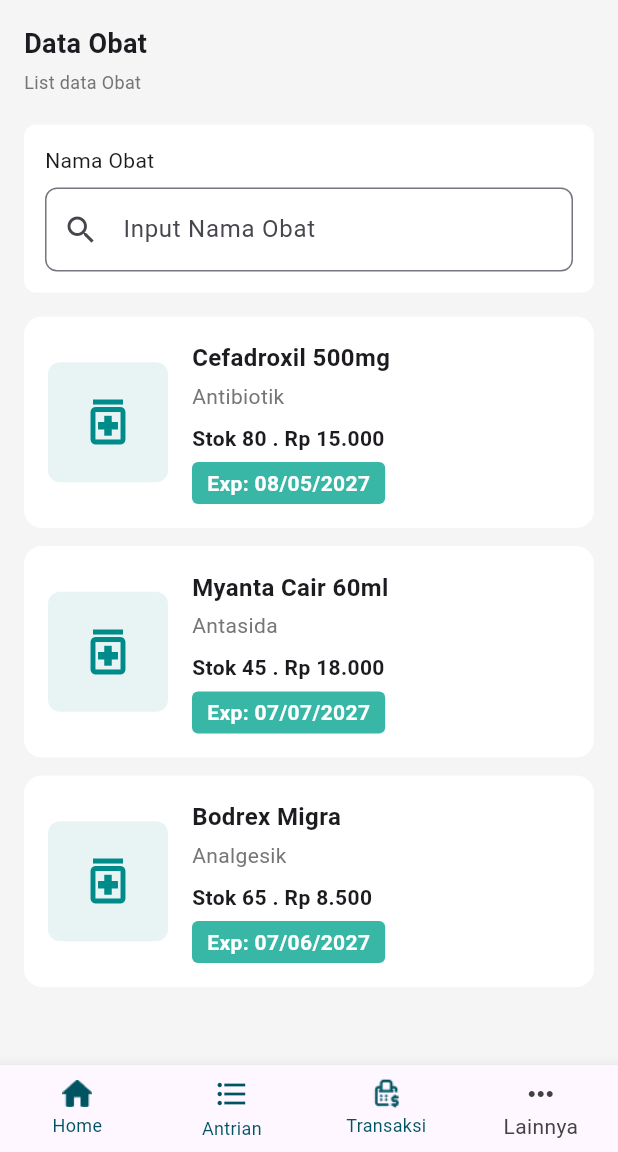
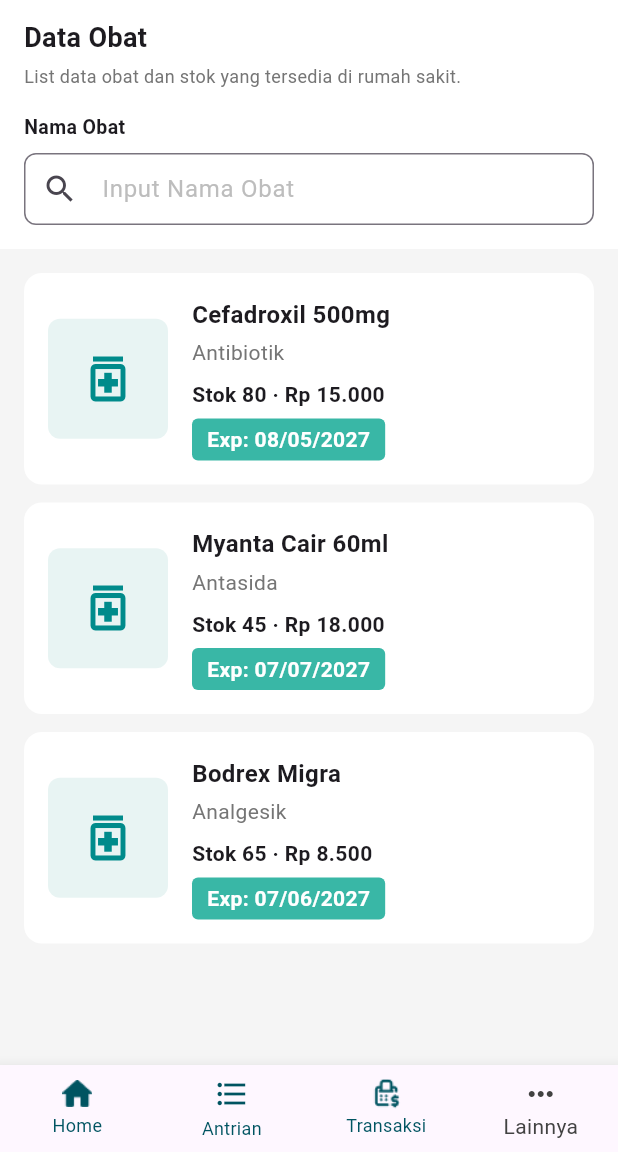
Before and after one commit to Aqiilah600/sistem_kasir_rs, a Flutter app: the DataObatView screen opened directly, on a phone screen of 412 x 824 dp, the part 84-1236 px from its top. Run offline on Flutter 3.47's test engine with Material 3 defaults, Android fonts, the phone set to English and light mode, and no system bars; our stand-ins replace fl_chart.

Commit message:
update data layanan & data obat

```diff
--- /dev/null
+++ b/lib/models/obat_model.dart
@@ -0,0 +1,70 @@
+// Lokasi: lib/models/obat_model.dart
+
+class Obat {
+  final int idObat;
+  final String nama;
+  final String jenis;
+  final int stok;
+  final double harga;
+  final String exp; // format: dd/MM/yyyy
+
+  Obat({
+    required this.idObat,
+    required this.nama,
+    required this.jenis,
+    required this.stok,
+    required this.harga,
+    required this.exp,
+  });
+
+  factory Obat.fromJson(Map<String, dynamic> json) {
+    return Obat(
+      idObat: json['id_obat'] as int,
+      nama: json['nama'] as String,
+      jenis: json['jenis'] as String,
+      stok: (json['stok'] as num).toInt(),
+      harga: (json['harga'] as num).toDouble(),
+      exp: json['exp'] as String,
+    );
+  }
+
+  Map<String, dynamic> toJson() => {
+    'id_obat': idObat,
+    'nama': nama,
+    'jenis': jenis,
+    'stok': stok,
+    'harga': harga,
+    'exp': exp,
+  };
+}
+
+// ============================================================
+// DUMMY DATA — Ganti dengan ObatService.getAllObat() saat API
+// tersedia.
+// ============================================================
+final List<Obat> dummyObat = [
+  Obat(
+    idObat: 1,
+    nama: 'Cefadroxil 500mg',
+    jenis: 'Antibiotik',
+    stok: 80,
+    harga: 15000,
+    exp: '08/05/2027',
+  ),
+  Obat(
+    idObat: 2,
+    nama: 'Myanta Cair 60ml',
+    jenis: 'Antasida',
+    stok: 45,
+    harga: 18000,
+    exp: '07/07/2027',
+  ),
+  Obat(
+    idObat: 3,
+    nama: 'Bodrex Migra',
+    jenis: 'Analgesik',
+    stok: 65,
+    harga: 8500,
+    exp: '07/06/2027',
+  ),
+];
--- a/lib/views/kasir/data_layanan/widgets/layanan_item.dart
+++ b/lib/views/kasir/data_layanan/widgets/layanan_item.dart
@@ -72,7 +72,7 @@
                       borderRadius: BorderRadius.circular(8),
                     ),
                     child: Icon(
-                      widget.layanan.icon,  // ← IconData ✓
+                      widget.layanan.icon, // ← IconData ✓
                       color: Colors.white,
                       size: 28,
                     ),
--- a/lib/views/kasir/data_obat/data_obat_views.dart
+++ b/lib/views/kasir/data_obat/data_obat_views.dart
@@ -1,9 +1,11 @@
+// Lokasi: lib/views/kasir/data_obat/data_obat_view.dart
+
 import 'package:flutter/material.dart';
-import 'widgets/obat_header.dart';
-import 'widgets/obat_search.dart';
-import 'widgets/obat_card.dart';
+import '../../../models/obat_model.dart';
+import '../../../services/obat_services.dart';
 import '../widgets/kasir_bottom_navbar.dart';
 import '../widgets/kasir_header.dart';
+import 'widgets/obat_card.dart';
 
 class DataObatView extends StatefulWidget {
   const DataObatView({super.key});
@@ -13,71 +15,164 @@
 }
 
 class _DataObatViewState extends State<DataObatView> {
+  final ObatService _obatService = ObatService();
+  late TextEditingController _searchController;
+
+  List<Obat> filteredObat = [];
+  bool isLoading = true;
+  String? errorMessage;
+
+  @override
+  void initState() {
+    super.initState();
+    _searchController = TextEditingController();
+    _loadObat();
+  }
+
+  @override
+  void dispose() {
+    _searchController.dispose();
+    super.dispose();
+  }
+
+  // ============================================================
+  // Memuat data obat dari service.
+  // Saat API tersedia, ObatService.getAllObat() tinggal diganti
+  // isinya tanpa perlu mengubah kode di sini.
+  // ============================================================
+  Future<void> _loadObat() async {
+    setState(() {
+      isLoading = true;
+      errorMessage = null;
+    });
+
+    try {
+      final data = await _obatService.getAllObat();
+      setState(() {
+        filteredObat = data;
+        isLoading = false;
+      });
+    } catch (e) {
+      setState(() {
+        errorMessage = 'Gagal memuat data obat';
+        isLoading = false;
+      });
+    }
+  }
+
+  // Filter obat berdasarkan kata kunci pencarian.
+  Future<void> _filterObat(String query) async {
+    final result = await _obatService.searchObat(query);
+    setState(() {
+      filteredObat = result;
+    });
+  }
+
   @override
   Widget build(BuildContext context) {
-    final List<Map<String, String>> obatList = [
-      {
-        "nama": "Cefadroxil 500mg",
-        "jenis": "Antibiotik",
-        "stok": "80",
-        "harga": "15.000",
-        "exp": "08/05/2027",
-      },
-      {
-        "nama": "Myanta Cair 60ml",
-        "jenis": "Antasida",
-        "stok": "45",
-        "harga": "18.000",
-        "exp": "07/07/2027",
-      },
-      {
-        "nama": "Bodrex Migra",
-        "jenis": "Analgesik",
-        "stok": "65",
-        "harga": "8.500",
-        "exp": "07/06/2027",
-      },
-    ];
-
     return Scaffold(
       backgroundColor: Colors.grey[100],
       appBar: const KasirHeader(),
-
       bottomNavigationBar: const KasirBottomNavbar(
         currentIndex: 3,
         isLainnyaPage: true,
       ),
+      body: Column(
+        children: [
+          // HEADER + SEARCH — FIXED DI ATAS, langsung di dalam view ini
+          Container(
+            color: Colors.white,
+            width: double.infinity,
+            padding: const EdgeInsets.fromLTRB(16, 12, 16, 16),
+            child: Column(
+              crossAxisAlignment: CrossAxisAlignment.start,
+              mainAxisSize: MainAxisSize.min,
+              children: [
+                // HEADER
+                const Text(
+                  'Data Obat',
+                  style: TextStyle(fontSize: 18, fontWeight: FontWeight.bold),
+                ),
+                const SizedBox(height: 4),
+                Text(
+                  'List data obat dan stok yang tersedia di rumah sakit.',
+                  style: TextStyle(fontSize: 12, color: Colors.grey[600]),
+                ),
+                const SizedBox(height: 16),
 
-      body: SafeArea(
+                // SEARCH
+                const Text(
+                  'Nama Obat',
+                  style: TextStyle(fontSize: 13, fontWeight: FontWeight.w600),
+                ),
+                const SizedBox(height: 8),
+                TextField(
+                  controller: _searchController,
+                  onChanged: _filterObat,
+                  decoration: InputDecoration(
+                    hintText: 'Input Nama Obat',
+                    hintStyle: TextStyle(color: Colors.grey[400]),
+                    prefixIcon: const Icon(Icons.search),
+                    border: OutlineInputBorder(
+                      borderRadius: BorderRadius.circular(8),
+                      borderSide: const BorderSide(
+                        color: Color(0xFF007F93),
+                        width: 1.5,
+                      ),
+                    ),
+                    contentPadding: const EdgeInsets.symmetric(
+                      horizontal: 16,
+                      vertical: 12,
+                    ),
+                  ),
+                ),
+              ],
+            ),
+          ),
+
+          // KONTEN: LOADING / ERROR / LIST
+          Expanded(child: _buildContent()),
+        ],
+      ),
+    );
+  }
+
+  Widget _buildContent() {
+    if (isLoading) {
+      return const Center(child: CircularProgressIndicator());
+    }
+
+    if (errorMessage != null) {
+      return Center(
         child: Column(
+          mainAxisSize: MainAxisSize.min,
           children: [
-            const Padding(
-              padding: EdgeInsets.all(16),
-              child: Column(
-                children: [ObatHeader(), SizedBox(height: 20), ObatSearch()],
-              ),
-            ),
-
-            Expanded(
-              child: ListView.builder(
-                padding: const EdgeInsets.symmetric(horizontal: 16),
-                itemCount: obatList.length,
-                itemBuilder: (context, index) {
-                  final obat = obatList[index];
-
-                  return ObatCard(
-                    nama: obat["nama"]!,
-                    jenis: obat["jenis"]!,
-                    stok: obat["stok"]!,
-                    harga: obat["harga"]!,
-                    exp: obat["exp"]!,
-                  );
-                },
-              ),
+            Text(errorMessage!, style: const TextStyle(color: Colors.red)),
+            const SizedBox(height: 12),
+            ElevatedButton(
+              onPressed: _loadObat,
+              child: const Text('Coba Lagi'),
             ),
           ],
         ),
-      ),
+      );
+    }
+
+    if (filteredObat.isEmpty) {
+      return Center(
+        child: Text(
+          'Obat tidak ditemukan',
+          style: TextStyle(color: Colors.grey[500]),
+        ),
+      );
+    }
+
+    return ListView.builder(
+      padding: const EdgeInsets.all(16),
+      itemCount: filteredObat.length,
+      itemBuilder: (context, index) {
+        return ObatCard(obat: filteredObat[index]);
+      },
     );
   }
 }
--- a/lib/views/kasir/data_obat/widgets/obat_card.dart
+++ b/lib/views/kasir/data_obat/widgets/obat_card.dart
@@ -1,91 +1,69 @@
+// Lokasi: lib/views/kasir/data_obat/widgets/obat_card.dart
+
 import 'package:flutter/material.dart';
+import '../../../../models/obat_model.dart';
+import '../../../../utils/formatter.dart';
 
 class ObatCard extends StatelessWidget {
-  final String nama;
-  final String jenis;
-  final String stok;
-  final String harga;
-  final String exp;
+  final Obat obat;
 
-  const ObatCard({
-    super.key,
-    required this.nama,
-    required this.jenis,
-    required this.stok,
-    required this.harga,
-    required this.exp,
-  });
+  const ObatCard({super.key, required this.obat});
 
   @override
   Widget build(BuildContext context) {
     return Container(
       margin: const EdgeInsets.only(bottom: 12),
-
       padding: const EdgeInsets.all(16),
-
       decoration: BoxDecoration(
         color: Colors.white,
         borderRadius: BorderRadius.circular(12),
       ),
-
       child: Row(
         children: [
           Container(
             width: 80,
             height: 80,
-
             decoration: BoxDecoration(
               color: const Color(0xFFE8F4F3),
               borderRadius: BorderRadius.circular(8),
             ),
-
             child: const Icon(
               Icons.medication_outlined,
               color: Color(0xFF008B8B),
               size: 40,
             ),
           ),
-
           const SizedBox(width: 16),
-
           Expanded(
             child: Column(
               crossAxisAlignment: CrossAxisAlignment.start,
               children: [
                 Text(
-                  nama,
+                  obat.nama,
                   style: const TextStyle(
                     fontWeight: FontWeight.bold,
                     fontSize: 16,
                   ),
                 ),
-
                 const SizedBox(height: 4),
-
-                Text(jenis, style: TextStyle(color: Colors.grey[600])),
-
+                Text(obat.jenis, style: TextStyle(color: Colors.grey[600])),
                 const SizedBox(height: 8),
-
                 Text(
-                  "Stok $stok . Rp $harga",
+                  'Stok ${obat.stok} · ${formatRupiah(obat.harga)}',
                   style: const TextStyle(fontWeight: FontWeight.w600),
                 ),
-
                 const SizedBox(height: 6),
-
                 Container(
                   padding: const EdgeInsets.symmetric(
                     horizontal: 10,
                     vertical: 4,
                   ),
-
                   decoration: BoxDecoration(
                     color: const Color(0xFF39B7A6),
                     borderRadius: BorderRadius.circular(4),
                   ),
-
                   child: Text(
-                    "Exp: $exp",
+                    'Exp: ${obat.exp}',
                     style: const TextStyle(
                       color: Colors.white,
                       fontWeight: FontWeight.bold,
--- a/lib/views/kasir/data_obat/widgets/obat_header.dart
+++ /dev/null
@@ -1,26 +0,0 @@
-import 'package:flutter/material.dart';
-
-class ObatHeader extends StatelessWidget {
-  const ObatHeader({super.key});
-
-  @override
-  Widget build(BuildContext context) {
-    return Align(
-      alignment: Alignment.centerLeft,
-      child: Column(
-        crossAxisAlignment: CrossAxisAlignment.start,
-        children: [
-          const Text(
-            "Data Obat",
-            style: TextStyle(fontSize: 18, fontWeight: FontWeight.bold),
-          ),
-          const SizedBox(height: 4),
-          Text(
-            "List data Obat",
-            style: TextStyle(fontSize: 12, color: Colors.grey[600]),
-          ),
-        ],
-      ),
-    );
-  }
-}
--- a/lib/views/kasir/data_obat/widgets/obat_search.dart
+++ /dev/null
@@ -1,42 +0,0 @@
-import 'package:flutter/material.dart';
-
-class ObatSearch extends StatelessWidget {
-  const ObatSearch({super.key});
-
-  @override
-  Widget build(BuildContext context) {
-    return Container(
-      padding: const EdgeInsets.all(14),
-
-      decoration: BoxDecoration(
-        color: Colors.white,
-        borderRadius: BorderRadius.circular(8),
-      ),
-
-      child: Column(
-        crossAxisAlignment: CrossAxisAlignment.start,
-        children: [
-          const Text("Nama Obat"),
-
-          const SizedBox(height: 8),
-
-          TextField(
-            decoration: InputDecoration(
-              hintText: "Input Nama Obat",
-
-              prefixIcon: const Icon(Icons.search),
-
-              border: OutlineInputBorder(
-                borderRadius: BorderRadius.circular(8),
-                borderSide: const BorderSide(
-                  color: Color(0xFF007F93),
-                  width: 1.5,
-                ),
-              ),
-            ),
-          ),
-        ],
-      ),
-    );
-  }
-}
```
Also changed, not shown: lib/models/layanan_model.dart (+86 -34 lines), lib/services/layanan_services.dart (added, +48 -0 lines), lib/services/obat_services.dart (added, +44 -0 lines), lib/views/kasir/data_layanan/data_layanan_view.dart (+100 -32 lines).
